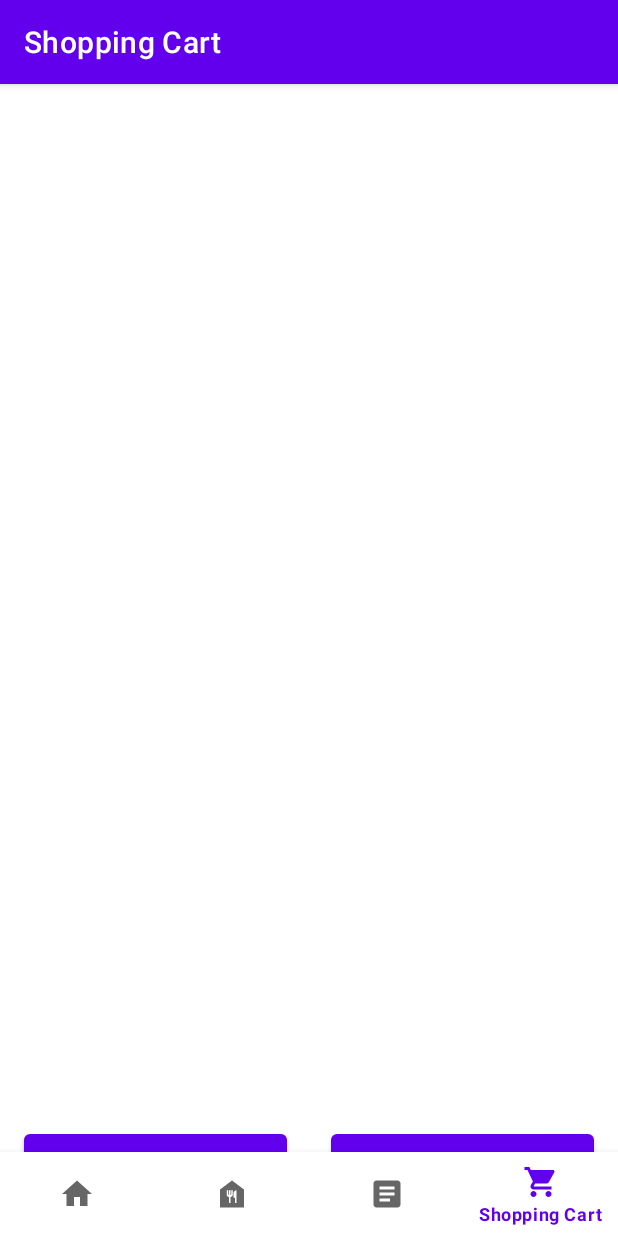
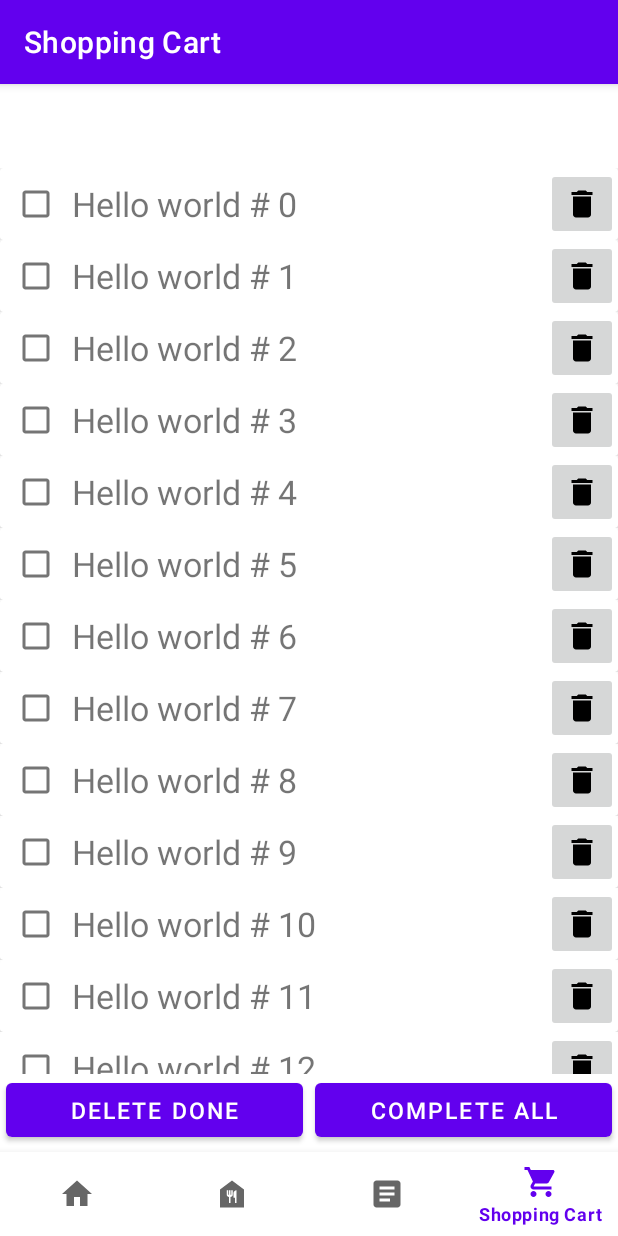
Before and after one commit to klillenb/mobile-application-dev, an Android app: the ShoppingFragment screen opened through its navigation route, on a phone screen of 412 x 824 dp. Run offline under Robolectric (Android 15) with nearby library versions, the phone set to English and light mode, and no system bars; our stand-ins replace navigation-ui.

Commit message:
shopping recyclerview

```diff
--- /dev/null
+++ b/03/app/src/main/java/com/example/mobileapp/ui/shopping/ShoppingCartItem.kt
@@ -0,0 +1,6 @@
+package com.example.mobileapp.ui.shopping
+
+data class ShoppingCartItem(
+    val name: String,
+    var done: Boolean = false,
+)
--- /dev/null
+++ b/03/app/src/main/java/com/example/mobileapp/ui/shopping/ShoppingCartItemViewAdapter.kt
@@ -0,0 +1,69 @@
+package com.example.mobileapp.ui.shopping
+
+import androidx.recyclerview.widget.RecyclerView
+import android.view.LayoutInflater
+import com.example.mobileapp.R
+import android.view.ViewGroup
+import android.view.View
+import android.widget.*
+
+class ShoppingCartItemViewAdapter(private val items: MutableList<ShoppingCartItem>): RecyclerView.Adapter<ShoppingCartItemViewAdapter.ShoppingCartViewHolder>() {
+
+    class ShoppingCartViewHolder(itemView: View): RecyclerView.ViewHolder(itemView) {
+        val checkBox: CheckBox
+        val textView: TextView
+        val button: ImageButton
+
+        init {
+            checkBox = itemView.findViewById(R.id.checkBox_shopping_item)
+            textView = itemView.findViewById(R.id.textView_shopping_item)
+            button = itemView.findViewById(R.id.button_shopping_item)
+        }
+    }
+
+    override fun onCreateViewHolder(parent: ViewGroup, viewType: Int): ShoppingCartViewHolder {
+        return ShoppingCartViewHolder(
+            LayoutInflater.from(parent.context).inflate(
+                R.layout.item_shopping_cart,
+                parent,
+                false
+            )
+        )
+    }
+
+    override fun getItemCount(): Int {
+        return items.size
+    }
+
+    override fun onBindViewHolder(holder: ShoppingCartViewHolder, position: Int) {
+        val item: ShoppingCartItem = items[position]
+        holder.textView.text = "${item.name} $position"
+        holder.checkBox.isChecked = item.done
+        holder.checkBox.setOnCheckedChangeListener {
+            // Lambda function!
+            button: CompoundButton, checked: Boolean ->
+                items[position].done = checked
+        }
+        holder.button.setOnClickListener {
+            items.removeAt(position)
+            notifyItemRemoved(position)
+            notifyItemRangeChanged(position, items.size)
+        }
+    }
+
+    fun completeAllItems() {
+        items.forEach {
+            item: ShoppingCartItem ->
+                item.done = true
+        }
+        notifyItemRangeChanged(0, items.size)
+    }
+
+    fun deleteDoneItems() {
+        items.removeIf {
+            item: ShoppingCartItem ->
+                item.done
+        }
+        notifyDataSetChanged()
+    }
+}
--- a/03/app/src/main/java/com/example/mobileapp/ui/shopping/ShoppingFragment.kt
+++ b/03/app/src/main/java/com/example/mobileapp/ui/shopping/ShoppingFragment.kt
@@ -17,36 +17,36 @@ class ShoppingFragment : Fragment() {
     // onDestroyView.
     private val binding get() = _binding!!
 
-    class ShoppingData(val items: ArrayList<String>, val checked: ArrayList<Int>)
-    private val dataset: ShoppingData = ShoppingData(
-        ArrayList(),
-        ArrayList()
-    )
+    private lateinit var shoppingCartItemViewAdapter: ShoppingCartItemViewAdapter
+    private lateinit var items: MutableList<ShoppingCartItem>
 
     override fun onCreateView(
         inflater: LayoutInflater,
         container: ViewGroup?,
         savedInstanceState: Bundle?
     ): View {
-        /* val homeViewModel =
-            ViewModelProvider(this)[ShoppingViewModel::class.java]
-        */
-
         _binding = FragmentShoppingBinding.inflate(inflater, container, false)
         val root: View = binding.root
 
-        val recyclerView: RecyclerView = binding.recyclerView
-        binding.completeAllButton.setOnClickListener {
-            dataset.checked.clear()
-            for (i in 0..dataset.items.size) {
-                dataset.checked.add(i)
-            }
+        items = mutableListOf()
+
+        for (i in 0..25) {
+            items.add(ShoppingCartItem("Hello world #"))
         }
-        recyclerView.adapter = CartItemViewAdapter(
-            dataset
-        )
-        // vist pole õige
-        recyclerView.layoutManager = LinearLayoutManager(this.activity)
+
+        shoppingCartItemViewAdapter = ShoppingCartItemViewAdapter(items)
+        val recyclerView: RecyclerView = binding.recyclerViewShopping
+        recyclerView.adapter = shoppingCartItemViewAdapter
+        recyclerView.layoutManager = LinearLayoutManager(context)
+
+        binding.buttonShoppingComplete.setOnClickListener {
+            shoppingCartItemViewAdapter.completeAllItems()
+        }
+
+        binding.buttonShoppingDelete.setOnClickListener {
+            shoppingCartItemViewAdapter.deleteDoneItems()
+        }
+
         return root
     }
 
--- a/03/app/src/main/res/layout/activity_main.xml
+++ b/03/app/src/main/res/layout/activity_main.xml
@@ -1,6 +1,7 @@
 <?xml version="1.0" encoding="utf-8"?>
 <androidx.constraintlayout.widget.ConstraintLayout xmlns:android="http://schemas.android.com/apk/res/android"
     xmlns:app="http://schemas.android.com/apk/res-auto"
+    xmlns:tools="http://schemas.android.com/tools"
     android:id="@+id/container"
     android:layout_width="match_parent"
     android:layout_height="match_parent"
@@ -10,8 +11,6 @@
         android:id="@+id/nav_view"
         android:layout_width="0dp"
         android:layout_height="wrap_content"
-        android:layout_marginStart="0dp"
-        android:layout_marginEnd="0dp"
         android:background="?android:attr/windowBackground"
         app:layout_constraintBottom_toBottomOf="parent"
         app:layout_constraintLeft_toLeftOf="parent"
@@ -21,10 +20,10 @@
     <fragment
         android:id="@+id/nav_host_fragment_activity_main"
         android:name="androidx.navigation.fragment.NavHostFragment"
-        android:layout_width="match_parent"
-        android:layout_height="match_parent"
+        android:layout_width="0dp"
+        android:layout_height="0dp"
         app:defaultNavHost="true"
-        app:layout_constraintBottom_toTopOf="@id/nav_view"
+        app:layout_constraintBottom_toTopOf="@+id/nav_view"
         app:layout_constraintLeft_toLeftOf="parent"
         app:layout_constraintRight_toRightOf="parent"
         app:layout_constraintTop_toTopOf="parent"
--- a/03/app/src/main/res/layout/fragment_shopping.xml
+++ b/03/app/src/main/res/layout/fragment_shopping.xml
@@ -6,34 +6,37 @@
 
 
     <androidx.recyclerview.widget.RecyclerView
-        android:id="@+id/recycler_view"
-        android:layout_width="390dp"
-        android:layout_height="585dp"
-        app:layout_constraintBottom_toTopOf="@+id/delete_all_button"
+        android:id="@+id/recyclerView_shopping"
+        android:layout_width="0dp"
+        android:layout_height="0dp"
+        app:layout_constraintBottom_toTopOf="@+id/button_shopping_delete"
         app:layout_constraintEnd_toEndOf="parent"
         app:layout_constraintStart_toStartOf="parent"
         app:layout_constraintTop_toTopOf="parent" />
 
     <Button
-        android:id="@+id/delete_all_button"
-        android:layout_width="175dp"
-        android:layout_height="70dp"
-        android:layout_marginStart="16dp"
+        android:id="@+id/button_shopping_delete"
+        android:layout_width="0dp"
+        android:layout_height="wrap_content"
+        android:layout_marginStart="4dp"
+        android:layout_marginEnd="4dp"
         android:layout_marginBottom="4dp"
-        android:text="@string/delete_all_button"
-        android:textSize="17sp"
+        android:text="@string/shopping_delete_button"
+        android:textSize="15sp"
         app:layout_constraintBottom_toBottomOf="parent"
+        app:layout_constraintEnd_toStartOf="@+id/button_shopping_complete"
         app:layout_constraintStart_toStartOf="parent" />
 
     <Button
-        android:id="@+id/complete_all_button"
-        android:layout_width="175dp"
-        android:layout_height="70dp"
+        android:id="@+id/button_shopping_complete"
+        android:layout_width="0dp"
+        android:layout_height="wrap_content"
+        android:layout_marginStart="4dp"
+        android:layout_marginEnd="4dp"
         android:layout_marginBottom="4dp"
-        android:text="@string/complete_all_button"
-        android:textSize="17sp"
+        android:text="@string/shopping_complete_button"
+        android:textSize="15sp"
         app:layout_constraintBottom_toBottomOf="parent"
         app:layout_constraintEnd_toEndOf="parent"
-        app:layout_constraintHorizontal_bias="0.644"
-        app:layout_constraintStart_toEndOf="@+id/delete_all_button" />
+        app:layout_constraintStart_toEndOf="@+id/button_shopping_delete" />
 </androidx.constraintlayout.widget.ConstraintLayout>
--- a/03/app/src/main/res/layout/shopping_cart_item.xml
+++ b/03/app/src/main/res/layout/item_shopping_cart.xml
@@ -2,7 +2,7 @@
 <androidx.constraintlayout.widget.ConstraintLayout xmlns:android="http://schemas.android.com/apk/res/android"
     xmlns:app="http://schemas.android.com/apk/res-auto"
     android:layout_width="match_parent"
-    android:layout_height="match_parent">
+    android:layout_height="wrap_content">
 
     <androidx.cardview.widget.CardView
         android:layout_width="fill_parent"
@@ -14,18 +14,18 @@
 
         <androidx.constraintlayout.widget.ConstraintLayout
             android:layout_width="match_parent"
-            android:layout_height="match_parent">
+            android:layout_height="wrap_content">
 
             <CheckBox
-                android:id="@+id/checkbox"
+                android:id="@+id/checkBox_shopping_item"
                 android:layout_width="wrap_content"
-                android:layout_height="wrap_content"
+                android:layout_height="match_parent"
                 app:layout_constraintBottom_toBottomOf="parent"
                 app:layout_constraintStart_toStartOf="parent"
                 app:layout_constraintTop_toTopOf="parent" />
 
             <ImageButton
-                android:id="@+id/delete_button"
+                android:id="@+id/button_shopping_item"
                 android:layout_width="48dp"
                 android:layout_height="48dp"
                 app:layout_constraintBottom_toBottomOf="parent"
@@ -36,12 +36,12 @@
             />
 
             <TextView
-                android:id="@+id/text_view"
+                android:id="@+id/textView_shopping_item"
                 android:layout_width="wrap_content"
                 android:layout_height="fill_parent"
                 android:textSize="22.5sp"
                 app:layout_constraintBottom_toBottomOf="parent"
-                app:layout_constraintStart_toEndOf="@+id/checkbox"
+                app:layout_constraintStart_toEndOf="@+id/checkBox_shopping_item"
                 app:layout_constraintTop_toTopOf="parent" />
 
         </androidx.constraintlayout.widget.ConstraintLayout>
--- a/03/app/src/main/res/values/strings.xml
+++ b/03/app/src/main/res/values/strings.xml
@@ -4,7 +4,7 @@
     <string name="title_recipes">Recipes</string>
     <string name="title_meals">Meals and kcal</string>
     <string name="title_shopping">Shopping Cart</string>
-    <string name="delete_all_button">Delete all</string>
-    <string name="complete_all_button">Complete all</string>
+    <string name="shopping_delete_button">Delete done</string>
+    <string name="shopping_complete_button">Complete all</string>
     <string name="delete_button_desc">Delete</string>
 </resources>
```
Also changed, not shown: 03/app/src/main/java/com/example/mobileapp/ui/shopping/CartItemViewAdapter.kt (deleted, +0 -50 lines), 03/app/src/main/java/com/example/mobileapp/ui/shopping/ShoppingViewModel.kt (deleted, +0 -14 lines).
